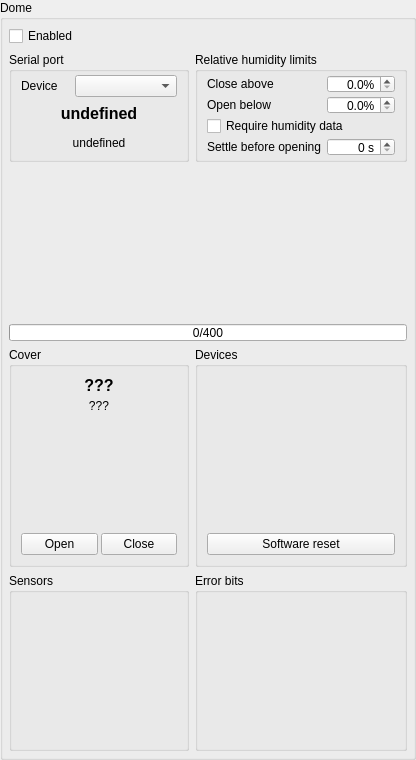
AMOS-uniba/amos-client, file widgets/qdome.ui: the form before one commit.
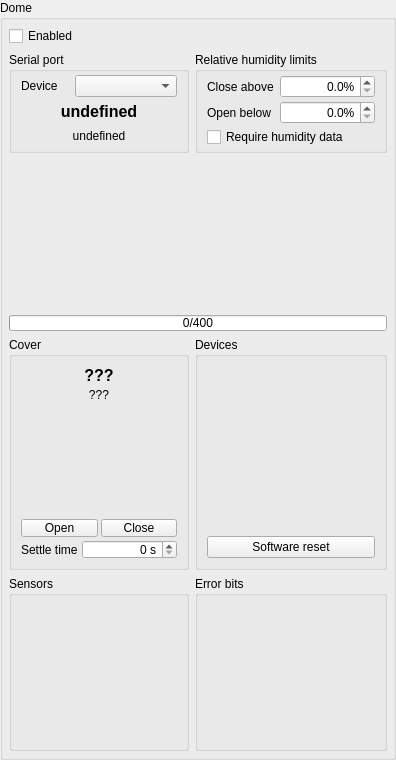
The form after the commit. Custom widgets are drawn as their Qt base class.

Commit message: Stop the dome spin boxes clipping, and move the settle time out of humidity

Patch:
```diff
--- a/widgets/qdome.ui
+++ b/widgets/qdome.ui
@@ -193,9 +193,15 @@
          </property>
          <item row="1" column="1">
           <widget class="QDoubleSpinBox" name="dsb_humidity_limit_upper">
+           <property name="minimumSize">
+            <size>
+             <width>95</width>
+             <height>0</height>
+            </size>
+           </property>
            <property name="maximumSize">
             <size>
-             <width>80</width>
+             <width>120</width>
              <height>16777215</height>
             </size>
            </property>
@@ -241,9 +247,15 @@
          </item>
          <item row="2" column="1">
           <widget class="QDoubleSpinBox" name="dsb_humidity_limit_lower">
+           <property name="minimumSize">
+            <size>
+             <width>95</width>
+             <height>0</height>
+            </size>
+           </property>
            <property name="maximumSize">
             <size>
-             <width>80</width>
+             <width>120</width>
              <height>16777215</height>
             </size>
            </property>
@@ -283,44 +295,6 @@
            </property>
           </widget>
          </item>
-         <item row="4" column="0">
-          <widget class="QLabel" name="lx_open_settle">
-           <property name="text">
-            <string>Settle before opening</string>
-           </property>
-          </widget>
-         </item>
-         <item row="4" column="1">
-          <widget class="QSpinBox" name="sb_open_settle">
-           <property name="maximumSize">
-            <size>
-             <width>80</width>
-             <height>16777215</height>
-            </size>
-           </property>
-           <property name="toolTip">
-            <string>How long rain and humidity must both stay clear before the cover opens. Stops a faulty rain sensor that flips on and off from cycling the cover open and closed. Does not delay closing, and does not delay the usual opening at dusk. Zero waits for nothing.</string>
-           </property>
-           <property name="alignment">
-            <set>Qt::AlignmentFlag::AlignRight|Qt::AlignmentFlag::AlignTrailing|Qt::AlignmentFlag::AlignVCenter</set>
-           </property>
-           <property name="showGroupSeparator" stdset="0">
-            <bool>true</bool>
-           </property>
-           <property name="suffix">
-            <string> s</string>
-           </property>
-           <property name="minimum">
-            <number>0</number>
-           </property>
-           <property name="maximum">
-            <number>3600</number>
-           </property>
-           <property name="singleStep">
-            <number>30</number>
-           </property>
-          </widget>
-         </item>
         </layout>
        </widget>
       </item>
@@ -482,6 +456,57 @@
            </item>
           </layout>
          </item>
+         <item>
+          <layout class="QHBoxLayout" name="hl_open_settle">
+           <item>
+            <widget class="QLabel" name="lx_open_settle">
+             <property name="toolTip">
+              <string>How long rain and humidity must both stay clear before the cover opens. Stops a faulty rain sensor that flips on and off from cycling the cover open and closed. Does not delay closing, and does not delay the usual opening at dusk. Zero waits for nothing.</string>
+             </property>
+             <property name="text">
+              <string>Settle time</string>
+             </property>
+            </widget>
+           </item>
+           <item>
+            <widget class="QSpinBox" name="sb_open_settle">
+             <property name="minimumSize">
+              <size>
+               <width>95</width>
+               <height>0</height>
+              </size>
+             </property>
+             <property name="maximumSize">
+              <size>
+               <width>120</width>
+               <height>16777215</height>
+              </size>
+             </property>
+             <property name="toolTip">
+              <string>How long rain and humidity must both stay clear before the cover opens. Stops a faulty rain sensor that flips on and off from cycling the cover open and closed. Does not delay closing, and does not delay the usual opening at dusk. Zero waits for nothing.</string>
+             </property>
+             <property name="alignment">
+              <set>Qt::AlignmentFlag::AlignRight|Qt::AlignmentFlag::AlignTrailing|Qt::AlignmentFlag::AlignVCenter</set>
+             </property>
+             <property name="showGroupSeparator" stdset="0">
+              <bool>true</bool>
+             </property>
+             <property name="suffix">
+              <string> s</string>
+             </property>
+             <property name="minimum">
+              <number>0</number>
+             </property>
+             <property name="maximum">
+              <number>3600</number>
+             </property>
+             <property name="singleStep">
+              <number>30</number>
+             </property>
+            </widget>
+           </item>
+          </layout>
+         </item>
         </layout>
        </widget>
       </item>
```
Left out of the diff: 2 changed lines with no effect on the pictures.
